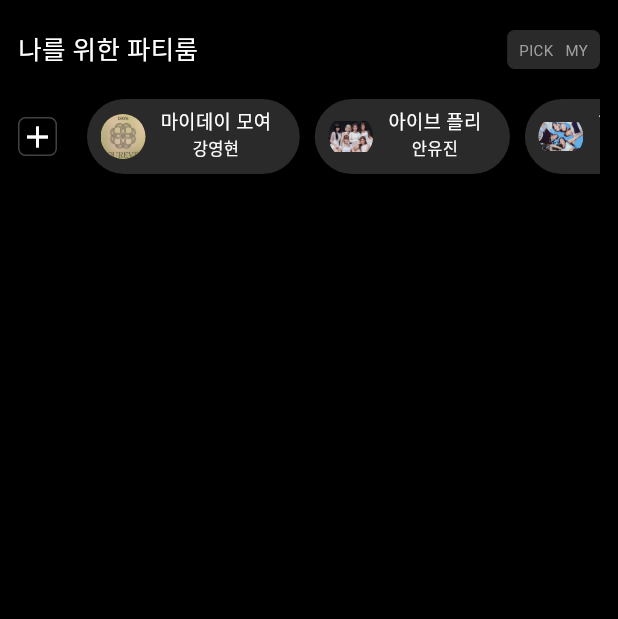
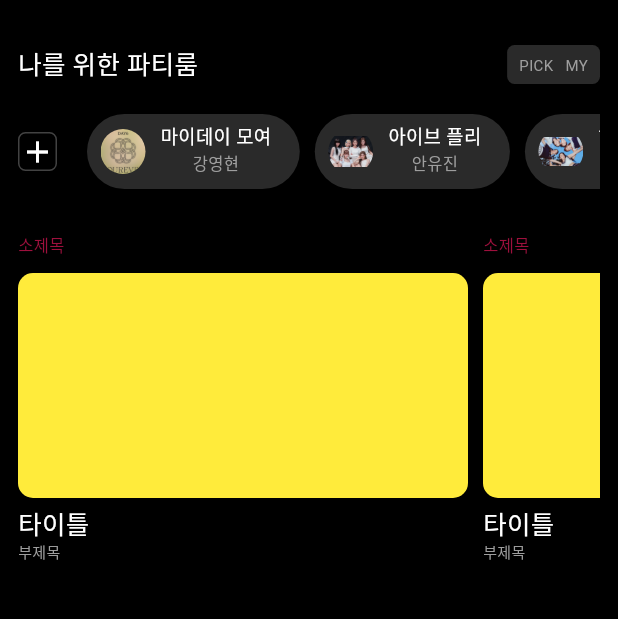
Before and after one commit to SO-HUII/Music-App-Clone-Coding, a Flutter app: the HomeView screen opened by its route, on a phone screen of 412 x 824 dp, the part 60-679 px from its top. Run offline on Flutter 3.47's test engine with Material 3 defaults, Android fonts, the phone set to English and light mode, and no system bars; our stand-ins replace flutter_svg, get.

Commit message:
Feat: recommendPlayList widget 구현 및 homeview에 적용

```diff
--- a/lib/routes/home/components/partyRoom.widget.dart
+++ b/lib/routes/home/components/partyRoom.widget.dart
@@ -159,7 +159,7 @@
                                   partyRoomItems[index]['manager']!,
                                   style: const TextStyle(
                                     fontSize: 11,
-                                    color: Color(0xFFFAFAFA),
+                                    color: Colors.grey,
                                   ),
                                 ),
                               ],
--- /dev/null
+++ b/lib/routes/home/components/recommendPlayList.widget.dart
@@ -0,0 +1,60 @@
+import 'package:flutter/material.dart';
+import 'package:music_app_clone_coding/common/style/color.dart';
+import 'package:music_app_clone_coding/common/style/font.dart';
+
+class RecommendPlayList extends StatelessWidget {
+  const RecommendPlayList({super.key});
+
+  @override
+  Widget build(BuildContext context) {
+    return SizedBox(
+      height: 250,
+      child: ListView.builder(
+        scrollDirection: Axis.horizontal,
+        itemCount: 4,
+        itemBuilder: (context, index) {
+          return Column(
+            crossAxisAlignment: CrossAxisAlignment.start,
+            children: [
+              const Text(
+                "소제목",
+                style: TextStyle(
+                  fontSize: 11,
+                  color: MyColorFamily.main,
+                ),
+              ),
+              const SizedBox(height: 10),
+              Container(
+                margin: const EdgeInsets.fromLTRB(0, 0, 10, 0),
+                width: 300,
+                height: 150,
+                decoration: BoxDecoration(
+                  borderRadius: BorderRadius.circular(10),
+                  color: Colors.yellow,
+                ),
+                // child: SvgPicture.asset(
+                //   MyIconFamily.homeLogo,
+                //   fit: BoxFit.contain,
+                //   height: 30,
+                //   color: Colors.white,
+                // ),
+              ),
+              const SizedBox(height: 5),
+              const Text(
+                "타이틀",
+                style: MyFontFamily.subTitle,
+              ),
+              const Text(
+                "부제목",
+                style: TextStyle(
+                  fontSize: 10,
+                  color: Colors.grey,
+                ),
+              )
+            ],
+          );
+        },
+      ),
+    );
+  }
+}
--- a/lib/routes/home/home.view.dart
+++ b/lib/routes/home/home.view.dart
@@ -1,6 +1,7 @@
 import 'package:flutter/material.dart';
 import 'package:music_app_clone_coding/routes/home/components/homeHeader.widget.dart';
 import 'package:music_app_clone_coding/routes/home/components/partyRoom.widget.dart';
+import 'package:music_app_clone_coding/routes/home/components/recommendPlayList.widget.dart';
 
 class HomeView extends StatefulWidget {
   const HomeView({super.key});
@@ -23,8 +24,10 @@
           child: Column(
             children: <Widget>[
               HomeHeader(),
-              SizedBox(height: 20,),
+              SizedBox(height: 30),
               PartyRoomWidget(),
+              SizedBox(height: 30),
+              RecommendPlayList(),
             ],
           ),
         ),
```
